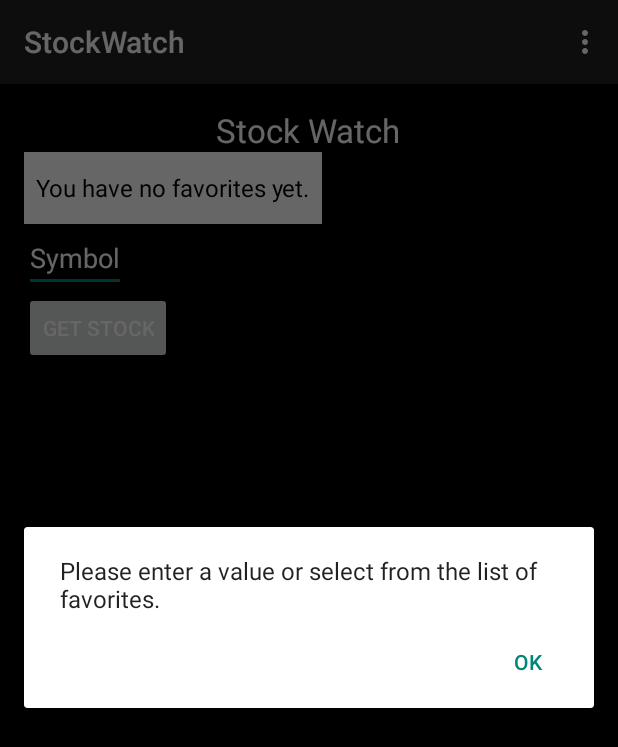
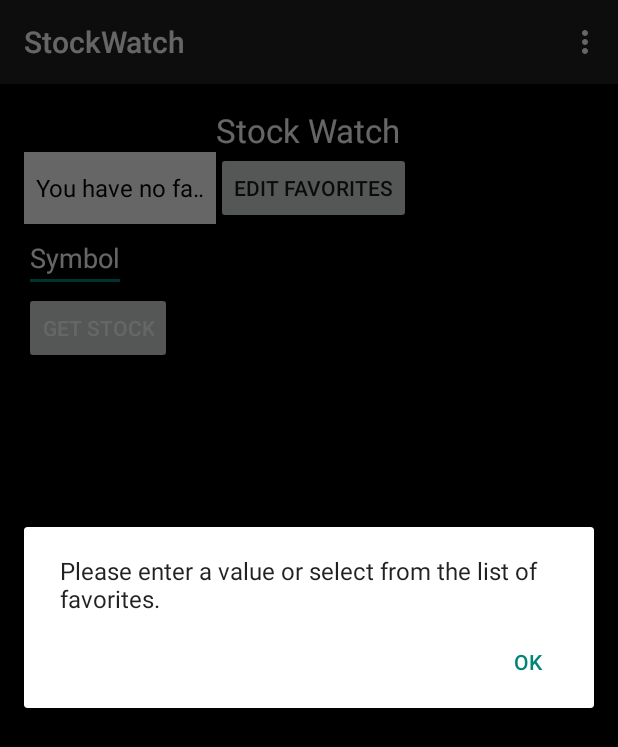
Before and after one commit to wrightaaron/StockWatch, an Android app: the screen it shows after launch (MainActivity), after a tap on "GET STOCK", on a phone screen of 412 x 824 dp. Shown: the top 747 px of the screen. Run offline under Robolectric (Android 15) with nearby library versions, the phone set to English and light mode, and no system bars.

Commit message:
Edit Faves View
Added button to launch new view for editting favorites list. Added
Alerts to check for valid stock symbol in main activity. Updating list
views and drop down when changes have been made to the favorites.

```diff
--- a/StockWatch/app/build.gradle
+++ b/StockWatch/app/build.gradle
@@ -6,7 +6,7 @@ android {
 
     defaultConfig {
         applicationId "com.example.thewrights.stockwatch"
-        minSdkVersion 10
+        minSdkVersion 11
         targetSdkVersion 22
         versionCode 1
         versionName "1.0"
--- a/StockWatch/app/src/main/java/com/example/thewrights/stockwatch/MainActivity.java
+++ b/StockWatch/app/src/main/java/com/example/thewrights/stockwatch/MainActivity.java
@@ -1,7 +1,9 @@
 package com.example.thewrights.stockwatch;
 
 import android.app.AlertDialog;
+import android.content.Context;
 import android.content.DialogInterface;
+import android.content.Intent;
 import android.content.SharedPreferences;
 import android.os.AsyncTask;
 import android.os.Bundle;
@@ -11,12 +13,14 @@ import android.util.Log;
 import android.view.Menu;
 import android.view.MenuItem;
 import android.view.View;
+import android.view.inputmethod.InputMethodManager;
 import android.widget.AdapterView;
 import android.widget.ArrayAdapter;
 import android.widget.Button;
 import android.widget.EditText;
 import android.widget.ListView;
 import android.widget.Spinner;
+import android.widget.TextView;
 
 import org.ksoap2.SoapEnvelope;
 import org.ksoap2.serialization.PropertyInfo;
@@ -63,46 +67,51 @@ public class MainActivity extends ActionBarActivity {
     private static String symbol;
     private static String stockInfo;
 
+    TextView title;
     EditText symbolIn;
     Button btnStock;
     ListView result;
     Spinner favorites;
-    SharedPreferences sharedPrefs;
+    Button editFaves;
+    static SharedPreferences sharedPrefs;
     AlertDialog.Builder alert;
-    ArrayList<String> faveList;
+    static ArrayList<String> faveList;
     ArrayList<String> infoList;
+    boolean isValidSymbol;
+    static Map<String,?> keys;
+    static ArrayAdapter adapter;
+
     protected void onCreate(Bundle savedInstanceState) {
         super.onCreate(savedInstanceState);
         setContentView(R.layout.activity_main);
+        editFaves = (Button)findViewById(R.id.btnEdit);
+        editFaves.setOnClickListener(new View.OnClickListener() {
+            @Override
+            public void onClick(View v) {
+                Intent intent = new Intent(MainActivity.this, EditFavorites.class);
+                startActivity(intent);
+                if (MainActivity.this.hasWindowFocus()) {
+                    reloadData();
+                }
+            }
+        });
+        isValidSymbol = true;
         sharedPrefs = PreferenceManager.getDefaultSharedPreferences(this);
         faveList = new ArrayList<String>();
-        Map<String,?> keys = sharedPrefs.getAll();
-        if(keys.size() == 0)
-        {
-            faveList.add("You have no favorites yet.");
-        }
-        else
-        {
-            faveList.add("-- Select a favorite --");
-        }
-        for(Map.Entry<String,?> entry : keys.entrySet())
-        {
-            faveList.add(entry.getValue().toString());
-            /*Log.d("map values",entry.getKey() + ": " +
-                    entry.getValue().toString());*/
-        }
+        //Getting all saved items as a mapped set of key value pairs to iterate over and fill the favorites dropdown list
+        getFaves();
         symbolIn = (EditText)findViewById(R.id.txtSymbol);
         result = (ListView)findViewById(R.id.lstStock);
         favorites = (Spinner)findViewById(R.id.dropSymbols);
         //String[] faves = {"Select Favorite", "dis", "msn", "mic"};
-        ArrayAdapter<String> adapter = new ArrayAdapter<String>(this, android.R.layout.simple_spinner_dropdown_item, faveList);
+        adapter = new ArrayAdapter<String>(this, android.R.layout.simple_spinner_dropdown_item, faveList);
         favorites.setAdapter(adapter);
         favorites.setOnItemSelectedListener(new AdapterView.OnItemSelectedListener() {
             @Override
             public void onItemSelected(AdapterView<?> parent, View view, int position, long id)
             {
-                if(position >0)
-                {
+                if(position >0) {
+                    hideKeyboard();
                     MainActivity.symbol = String.valueOf(favorites.getSelectedItem());
                     AsyncCallWS task = new AsyncCallWS();
                     task.execute();
@@ -110,45 +119,25 @@ public class MainActivity extends ActionBarActivity {
             }
 
             @Override
-            public void onNothingSelected(AdapterView<?> parent)
-            {
+            public void onNothingSelected(AdapterView<?> parent) {
 
             }
         });
-        btnStock = (Button)findViewById(R.id.btnGetStock);
+        btnStock = (Button) findViewById(R.id.btnGetStock);
         btnStock.setOnClickListener(new View.OnClickListener() {
             @Override
-            public void onClick(View v) {
+            public void onClick(View v)
+            {
                 if (symbolIn.length() != 0 && symbolIn.getText().toString() != "")
                 {
-                    alert = new AlertDialog.Builder(MainActivity.this);
-                    alert.setMessage("Would you like to add this stock to your favorites?").setPositiveButton("Yes", new DialogInterface.OnClickListener()
-                    {
-                        @Override
-                        public void onClick(DialogInterface dialog, int which)
-                        {
-                            SharedPreferences.Editor editor = sharedPrefs.edit();
-                            editor.putString(symbol, symbol);
-                            editor.commit();
-                            dialog.dismiss();
-                        }
-                    }).setNegativeButton("No", new DialogInterface.OnClickListener()
-                    {
-                        @Override
-                        public void onClick(DialogInterface dialog, int which)
-                        {
-                            dialog.dismiss();
-                        }
-                    }).create();
-                    alert.show();
                     MainActivity.symbol = symbolIn.getText().toString();
                     AsyncCallWS task = new AsyncCallWS();
                     task.execute();
-                } else
+                }
+                else
                 {
                     alert = new AlertDialog.Builder(MainActivity.this);
-                    alert.setMessage("Please enter a value or select from the list of favorites.")
-                            .setPositiveButton("Ok", new DialogInterface.OnClickListener() {
+                    alert.setMessage("Please enter a value or select from the list of favorites.").setPositiveButton("Ok", new DialogInterface.OnClickListener() {
                         @Override
                         public void onClick(DialogInterface dialog, int which) {
                             dialog.dismiss();
@@ -156,7 +145,9 @@ public class MainActivity extends ActionBarActivity {
                     }).create();
                     alert.show();
                 }
+                hideKeyboard();
             }
+
         });
     }
 
@@ -180,11 +171,6 @@ public class MainActivity extends ActionBarActivity {
         }
 
         return super.onOptionsItemSelected(item);
-    }
-
-    public void getStock(View view)
-    {
-
     }
 
     public void getInfo(String symbol)
@@ -237,6 +223,15 @@ public class MainActivity extends ActionBarActivity {
                 Element itemLine = (Element) nodeItem.item(0);
                 val = (tagNames[tn] + ": " + getCharacterDataFromElement(itemLine));
                 infoList.add(val);
+
+                if(val.contains("N/A"))
+                {
+                    isValidSymbol = false;
+                }
+                else
+                {
+                    isValidSymbol = true;
+                }
             }
         }
 
@@ -267,9 +262,51 @@ public class MainActivity extends ActionBarActivity {
         protected void onPostExecute(Void r)
         {
             Log.i(TAG, "onPostExecute");
-            result = (ListView)findViewById(R.id.lstStock);
+            if(isValidSymbol)
+            {
+                if(!keys.containsKey(symbol))
+                {
+                    alert = new AlertDialog.Builder(MainActivity.this);
+                    alert.setMessage("Would you like to add this stock to your favorites?").setPositiveButton("Yes", new DialogInterface.OnClickListener()
+                    {
+                        @Override
+                        public void onClick(DialogInterface dialog, int which)
+                        {
+                            SharedPreferences.Editor editor = sharedPrefs.edit();
+                            editor.putString(symbol, symbol);
+                            editor.commit();
+                            reloadData();
+                            dialog.dismiss();
+                        }
+                    }).setNegativeButton("No", new DialogInterface.OnClickListener()
+                    {
+                        @Override
+                        public void onClick(DialogInterface dialog, int which)
+                        {
+                            dialog.dismiss();
+                        }
+                    }).create();
+                    alert.show();
+                }
+                result = (ListView) findViewById(R.id.lstStock);
                 ArrayAdapter<String> resultAdapter = new ArrayAdapter<String>(MainActivity.this, android.R.layout.simple_list_item_1, infoList);
                 result.setAdapter(resultAdapter);
+
+            }
+            else
+            {
+                alert = new AlertDialog.Builder(MainActivity.this);
+                alert.setMessage(symbol + " is not a valid stock symbol").setPositiveButton("Ok", new DialogInterface.OnClickListener()
+                {
+                    @Override
+                    public void onClick(DialogInterface dialog, int which)
+                    {
+                        dialog.dismiss();
+                    }
+                }).setTitle("Invalid Stock Symbol").create();
+                alert.show();
+            }
+
         }
 
         @Override
@@ -282,7 +319,52 @@ public class MainActivity extends ActionBarActivity {
         protected void onProgressUpdate(Void... values)
         {
             Log.i(TAG, "onProgressUpdate");
+        }
+    }
 
+    public boolean hideKeyboard()
+    {
+        boolean worked = true;
+        try
+        {
+            InputMethodManager inputManager = (InputMethodManager)getSystemService(Context.INPUT_METHOD_SERVICE);
+            inputManager.hideSoftInputFromWindow(getCurrentFocus().getWindowToken(),InputMethodManager.HIDE_NOT_ALWAYS);
+            worked = true;
+        }
+        catch(Exception e)
+        {
+            worked = false;
+        }
+        finally
+        {
+            return worked;
+        }
+    }
+
+    public void reloadData(){
+        // get new modified random data
+        getFaves();
+        adapter = new ArrayAdapter<String>(this, android.R.layout.simple_spinner_dropdown_item, faveList);
+        adapter.notifyDataSetChanged();
+    }
+
+    public void getFaves()
+    {
+        faveList.clear();
+        keys = sharedPrefs.getAll();
+        if(keys.size() == 0)
+        {
+            faveList.add("You have no favorites yet.");
+        }
+        else
+        {
+            faveList.add("-- Select a favorite --");
+        }
+        for(Map.Entry<String,?> entry : keys.entrySet())
+        {
+            faveList.add(entry.getValue().toString());
+            /*Log.d("map values",entry.getKey() + ": " +
+                    entry.getValue().toString());*/
         }
     }
 }
--- a/StockWatch/app/src/main/res/layout/activity_main.xml
+++ b/StockWatch/app/src/main/res/layout/activity_main.xml
@@ -4,7 +4,8 @@
     android:paddingRight="@dimen/activity_horizontal_margin"
     android:paddingTop="@dimen/activity_vertical_margin"
     android:paddingBottom="@dimen/activity_vertical_margin" tools:context=".MainActivity"
-    android:background="#000000">
+    android:background="#000000"
+    android:id="@+id/mainView">
 
     <TextView
         android:layout_width="wrap_content"
@@ -46,7 +47,9 @@
         android:layout_alignParentLeft="true"
         android:layout_alignParentStart="true"
         android:spinnerMode="dropdown"
-        android:background="#FFFFFF" />
+        android:background="#FFFFFF"
+        android:layout_toLeftOf="@+id/tvTitle"
+        android:layout_toStartOf="@+id/tvTitle" />
 
     <ListView
         android:layout_width="wrap_content"
@@ -57,4 +60,13 @@
         android:layout_alignParentStart="true"
         android:choiceMode="singleChoice"
         android:background="#FFFFFF" />
+
+    <Button
+        android:layout_width="wrap_content"
+        android:layout_height="wrap_content"
+        android:text="Edit Favorites"
+        android:id="@+id/btnEdit"
+        android:layout_alignTop="@+id/dropSymbols"
+        android:layout_alignLeft="@+id/tvTitle"
+        android:layout_alignStart="@+id/tvTitle" />
 </RelativeLayout>
--- a/StockWatch/app/src/main/res/values/strings.xml
+++ b/StockWatch/app/src/main/res/values/strings.xml
@@ -3,4 +3,5 @@
 
     <string name="hello_world">Hello world!</string>
     <string name="action_settings">Settings</string>
+    <string name="title_activity_edit_favorites">EditFavorites</string>
 </resources>
```
Also changed, not shown: StockWatch/app/src/main/AndroidManifest.xml (+8 -2 lines). Lines whose indentation alone changed are shown as unchanged.
